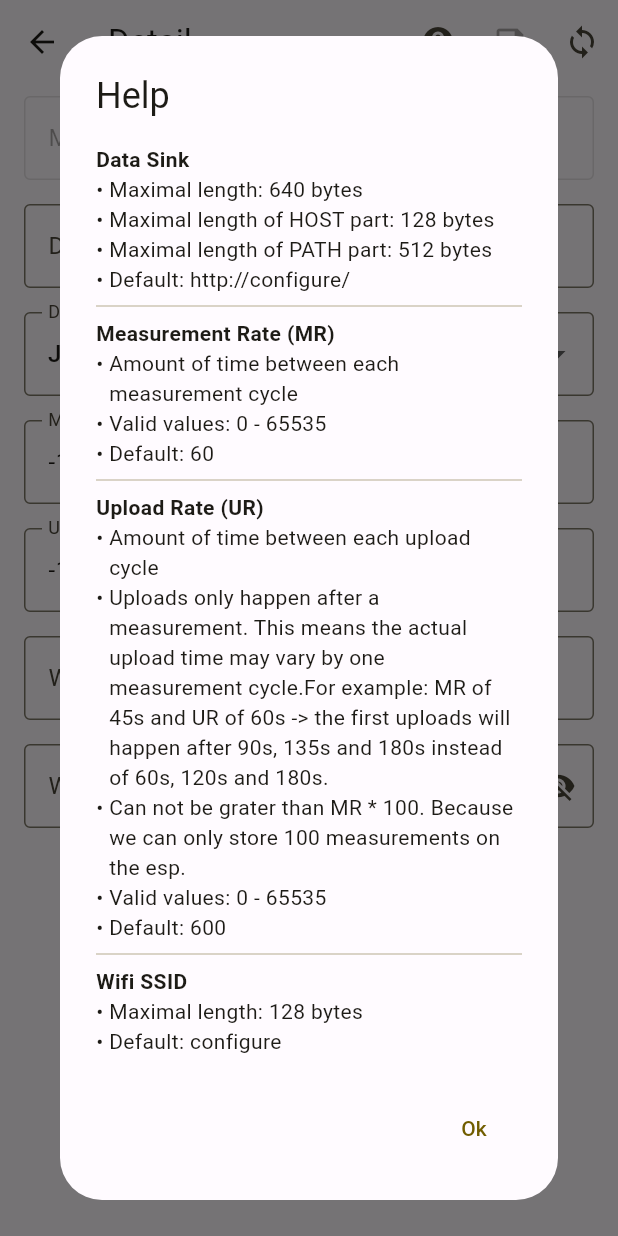
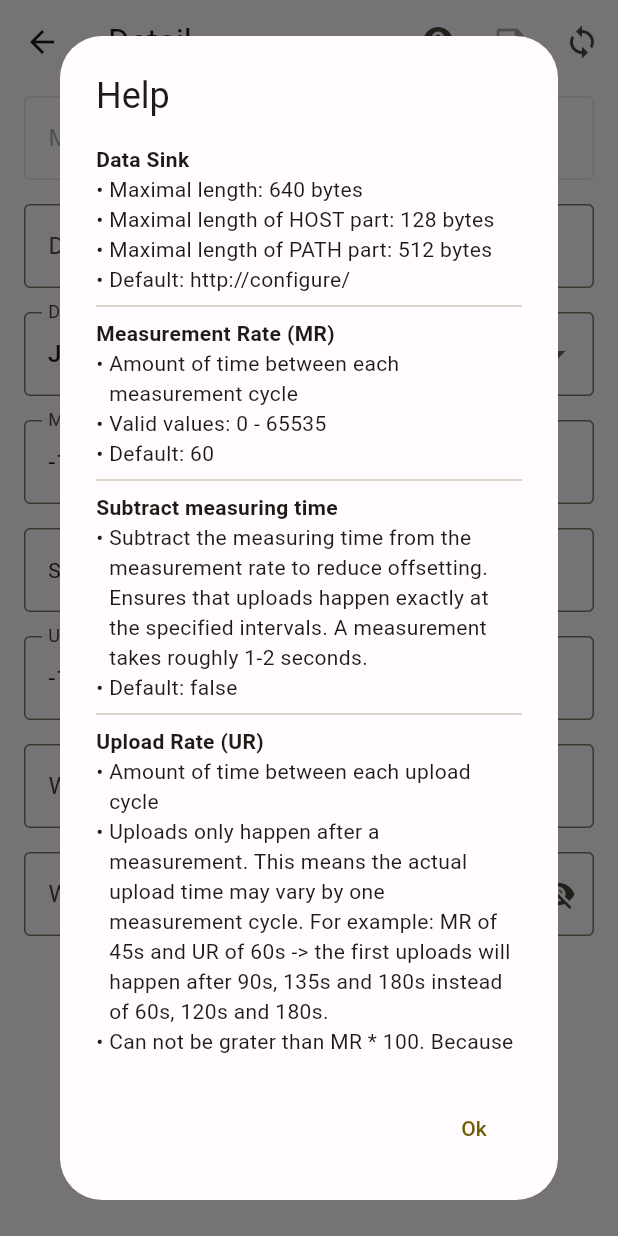
Before and after one commit to mbuelowdev/weather_station_companion, a Flutter app: the DetailPage screen opened directly with empty values, after a tap on the "help" icon, on a phone screen of 412 x 824 dp. Run offline on Flutter 3.47's test engine with Material 3 defaults, Android fonts, the phone set to English and light mode, and no system bars; our stand-ins replace bloc, equatable, flutter_bloc, flutter_blue_plus, get_it, logger and 1 more.

Commit message:
add new config subtractMeasuringTime

```diff
--- a/lib/feature/detail/bloc/event.dart
+++ b/lib/feature/detail/bloc/event.dart
@@ -19,6 +19,7 @@ class DetailSaveButtonPressed extends DetailEvent {
   final int uploadRate;
   final String wifiSSID;
   final String wifiPassword;
+  final bool subtractMeasuringTime;
 
   DetailSaveButtonPressed(
     this.mac,
@@ -28,6 +29,7 @@ class DetailSaveButtonPressed extends DetailEvent {
     this.uploadRate,
     this.wifiSSID,
     this.wifiPassword,
+    this.subtractMeasuringTime,
   );
 }
 
@@ -39,6 +41,7 @@ class DetailOnInputChanged extends DetailEvent {
   final int uploadRate;
   final String wifiSSID;
   final String wifiPassword;
+  final bool subtractMeasuringTime;
   final bool wifiPasswordIsVisible;
 
   DetailOnInputChanged(
@@ -49,6 +52,7 @@ class DetailOnInputChanged extends DetailEvent {
       this.uploadRate,
       this.wifiSSID,
       this.wifiPassword,
+      this.subtractMeasuringTime,
       this.wifiPasswordIsVisible,
       );
 }
--- a/lib/feature/detail/bloc/state.dart
+++ b/lib/feature/detail/bloc/state.dart
@@ -16,6 +16,7 @@ class DetailState {
   final int uploadRate;
   final String wifiSSID;
   final String wifiPassword;
+  final bool subtractMeasuringTime;
   final bool wifiPasswordIsVisible;
   final bool isConnected;
   final bool disconnectedToLeave;
@@ -30,6 +31,7 @@ class DetailState {
     this.uploadRate = 0,
     this.wifiSSID = '',
     this.wifiPassword = '',
+    this.subtractMeasuringTime = false,
     this.wifiPasswordIsVisible = false,
     this.isConnected = false,
     this.disconnectedToLeave = false,
@@ -45,6 +47,7 @@ class DetailState {
     int? uploadRate,
     String? wifiSSID,
     String? wifiPassword,
+    bool? subtractMeasuringTime,
     bool? wifiPasswordIsVisible,
     bool? isConnected,
     bool? disconnectedToLeave,
@@ -59,6 +62,7 @@ class DetailState {
       uploadRate ?? this.uploadRate,
       wifiSSID ?? this.wifiSSID,
       wifiPassword ?? this.wifiPassword,
+      subtractMeasuringTime ?? this.subtractMeasuringTime,
       wifiPasswordIsVisible ?? this.wifiPasswordIsVisible,
       isConnected ?? this.isConnected,
       disconnectedToLeave ?? this.disconnectedToLeave,
--- a/lib/feature/detail/ui/page.dart
+++ b/lib/feature/detail/ui/page.dart
@@ -25,6 +25,7 @@ class _DetailPageState extends State<DetailPage> {
   final TextEditingController _textEditingControllerMAC = TextEditingController();
   final TextEditingController _textEditingControllerDataSink = TextEditingController();
   int selectedDataSinkFormat = 0;
+  bool isSubtractMeasuringTimeSelected = false;
   final TextEditingController _textEditingControllerMeasurementRate = TextEditingController();
   final TextEditingController _textEditingControllerUploadRate = TextEditingController();
   final TextEditingController _textEditingControllerWiFiSSID = TextEditingController();
@@ -59,6 +60,7 @@ class _DetailPageState extends State<DetailPage> {
                                 int.parse(_textEditingControllerUploadRate.text),
                                 _textEditingControllerWiFiSSID.text,
                                 _textEditingControllerWiFiPassword.text,
+                                  isSubtractMeasuringTimeSelected
                               ),
                             )
                         : null,
@@ -85,6 +87,7 @@ class _DetailPageState extends State<DetailPage> {
     _textEditingControllerUploadRate.text = state.uploadRate.toString();
     _textEditingControllerWiFiSSID.text = state.wifiSSID;
     _textEditingControllerWiFiPassword.text = state.wifiPassword;
+    isSubtractMeasuringTimeSelected = state.subtractMeasuringTime;
 
     if (state.isInitializing) {
       return const Center(
@@ -163,6 +166,7 @@ class _DetailPageState extends State<DetailPage> {
                     _textEditingControllerWiFiSSID.text,
                     _textEditingControllerWiFiPassword.text,
                     state.wifiPasswordIsVisible,
+                    isSubtractMeasuringTimeSelected,
                   )),
             ),
           ),
@@ -174,6 +178,40 @@ class _DetailPageState extends State<DetailPage> {
               decoration: const InputDecoration(
                 border: OutlineInputBorder(),
                 label: Text('Measurement rate (seconds)'),
+              ),
+            ),
+          ),
+          Padding(
+            padding: const EdgeInsets.symmetric(horizontal: 16.0, vertical: 8.0),
+            child: InputDecorator(
+              decoration: const InputDecoration(
+                border: OutlineInputBorder(),
+              ),
+              child: Row(
+                children: [
+                  const Expanded(
+                    child: Text('Subtract measuring time'),
+                  ),
+                  SizedBox(
+                    height: 24.0,
+                    child: Checkbox(
+                      value: isSubtractMeasuringTimeSelected,
+                      onChanged: (bool? newValue) {
+                        context.read<DetailBloc>().add(DetailOnInputChanged(
+                          _textEditingControllerMAC.text,
+                          _textEditingControllerDataSink.text,
+                          selectedDataSinkFormat,
+                          int.parse(_textEditingControllerMeasurementRate.text),
+                          int.parse(_textEditingControllerUploadRate.text),
+                          _textEditingControllerWiFiSSID.text,
+                          _textEditingControllerWiFiPassword.text,
+                          !state.wifiPasswordIsVisible,
+                          newValue!,
+                        ));
+                      },
+                    ),
+                  ),
+                ],
               ),
             ),
           ),
@@ -219,6 +257,7 @@ class _DetailPageState extends State<DetailPage> {
                         _textEditingControllerWiFiSSID.text,
                         _textEditingControllerWiFiPassword.text,
                         !state.wifiPasswordIsVisible,
+                        isSubtractMeasuringTimeSelected,
                       )),
                   child: Icon(
                     state.wifiPasswordIsVisible ? Icons.visibility : Icons.visibility_off,
@@ -265,9 +304,14 @@ class _DetailPageState extends State<DetailPage> {
                 InfoDialogDescriptionRow('Valid values: 0 - 65535'),
                 InfoDialogDescriptionRow('Default: 60'),
                 Divider(),
+                InfoDialogTitleRow('Subtract measuring time'),
+                InfoDialogDescriptionRow('Subtract the measuring time from the measurement rate to reduce offsetting. '
+                'Ensures that uploads happen exactly at the specified intervals. A measurement takes roughly 1-2 seconds.'),
+                InfoDialogDescriptionRow('Default: false'),
+                Divider(),
                 InfoDialogTitleRow('Upload Rate (UR)'),
                 InfoDialogDescriptionRow('Amount of time between each upload cycle'),
-                InfoDialogDescriptionRow('Uploads only happen after a measurement. This means the actual upload time may vary by one measurement cycle.'
+                InfoDialogDescriptionRow('Uploads only happen after a measurement. This means the actual upload time may vary by one measurement cycle. '
                     'For example: MR of 45s and UR of 60s -> the first uploads will happen after 90s, 135s and 180s instead of 60s, 120s and 180s.'),
                 InfoDialogDescriptionRow('Can not be grater than MR * 100. Because we can only store 100 measurements on the esp.'),
                 InfoDialogDescriptionRow('Valid values: 0 - 65535'),
--- a/lib/shared/saved_configuration.dart
+++ b/lib/shared/saved_configuration.dart
@@ -1,6 +1,6 @@
 import 'package:equatable/equatable.dart';
 
-class SavedConfiguration extends Equatable{
+class SavedConfiguration extends Equatable {
   final String mac;
 
   final String dataSink;
@@ -9,6 +9,7 @@ class SavedConfiguration extends Equatable{
   final int uploadRate;
   final String wifiSSID;
   final String wifiPassword;
+  final bool subtractMeasuringTime;
 
   const SavedConfiguration(
     this.mac,
@@ -18,10 +19,11 @@ class SavedConfiguration extends Equatable{
     this.uploadRate,
     this.wifiSSID,
     this.wifiPassword,
+    this.subtractMeasuringTime,
   );
 
   @override
-  List<Object?> get props => [mac, dataSink, dataSinkFormat, measurementRate, uploadRate, wifiSSID, wifiPassword];
+  List<Object?> get props => [mac, dataSink, dataSinkFormat, measurementRate, uploadRate, wifiSSID, wifiPassword, subtractMeasuringTime];
 
   factory SavedConfiguration.fromJson(dynamic json) {
     return SavedConfiguration(
@@ -32,6 +34,7 @@ class SavedConfiguration extends Equatable{
       json['uploadRate'],
       json['wifiSSID'],
       json['wifiPassword'],
+      json['subtractMeasuringTime'],
     );
   }
 
@@ -48,6 +51,7 @@ class SavedConfiguration extends Equatable{
       'uploadRate': uploadRate,
       'wifiSSID': wifiSSID,
       'wifiPassword': wifiPassword,
+      'subtractMeasuringTime': subtractMeasuringTime,
     };
   }
 }
```
Also changed, not shown: lib/feature/detail/bloc/bloc.dart (+15 -1 lines).
